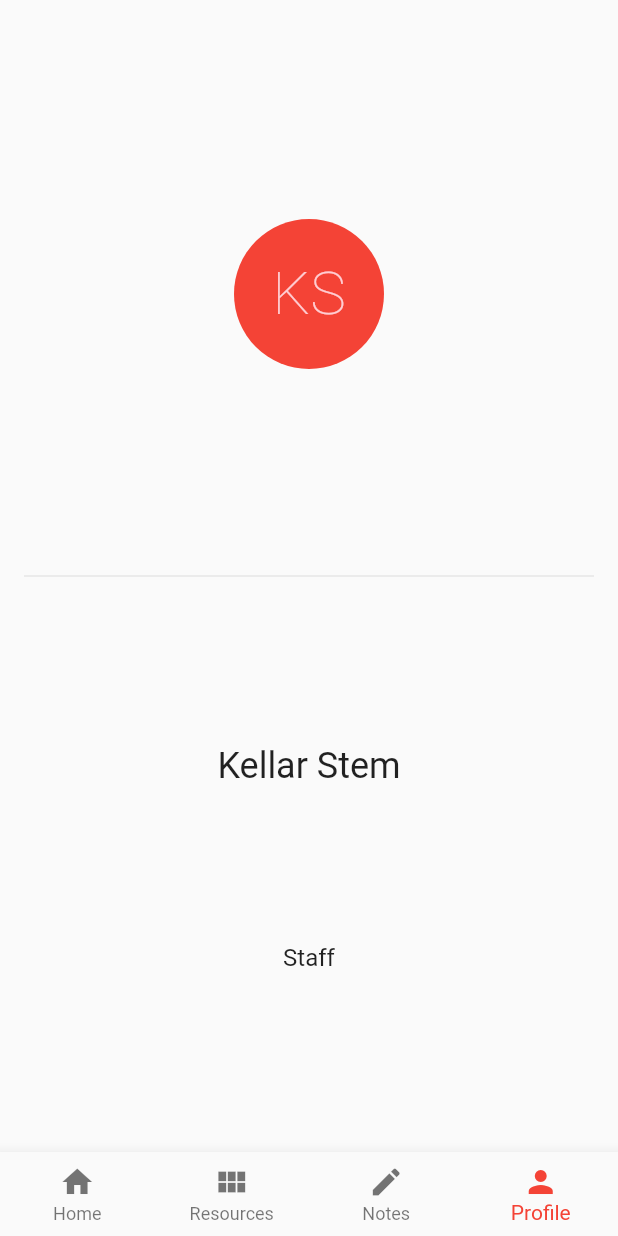
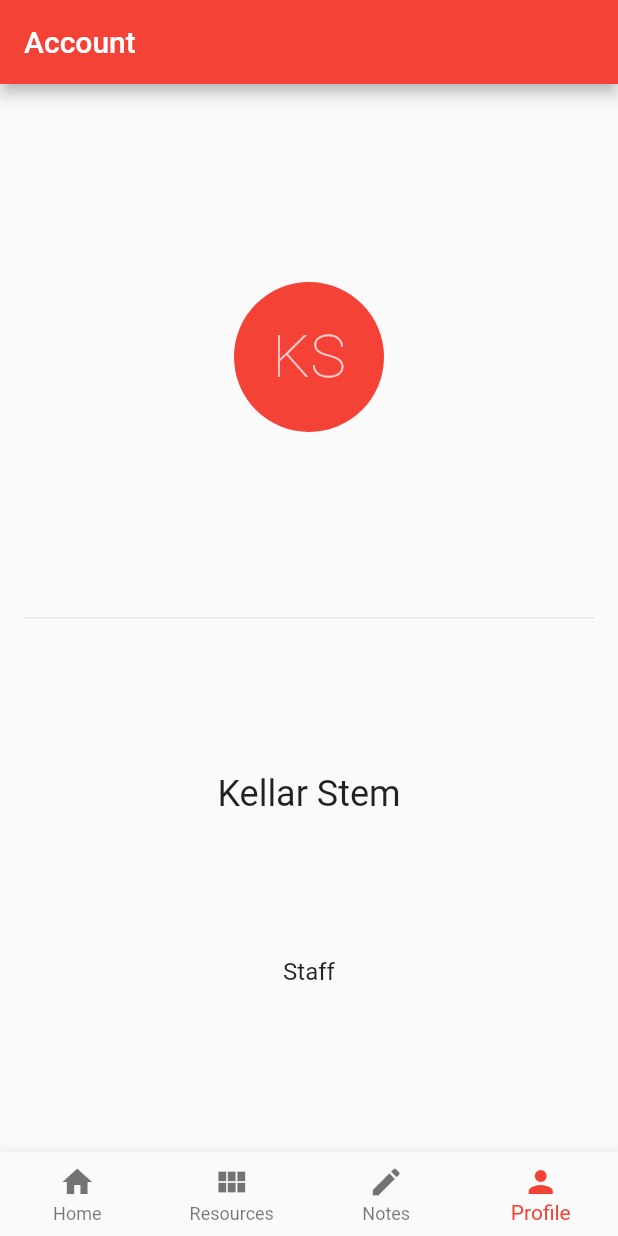
Before and after one commit to zssnyder/SCF, a Flutter app: the screen it shows after launch, item 4 of the bottom bar chosen, on a phone screen of 412 x 824 dp. Run offline on Flutter 3.47's test engine with Material 2 defaults, Android fonts, the phone set to English and light mode, and no system bars.

Commit message:
Added an app bar to acccount page

```diff
--- a/lib/account/account.dart
+++ b/lib/account/account.dart
@@ -11,6 +11,8 @@ class _AccountPageState extends State<AccountPage> {
   @override
   Widget build(BuildContext context) {
     return Scaffold(
+      appBar: AppBar(title: Text('Account'),
+    ),
       body: Padding(
         padding: EdgeInsets.all(16.0),
         child: Column(
```
